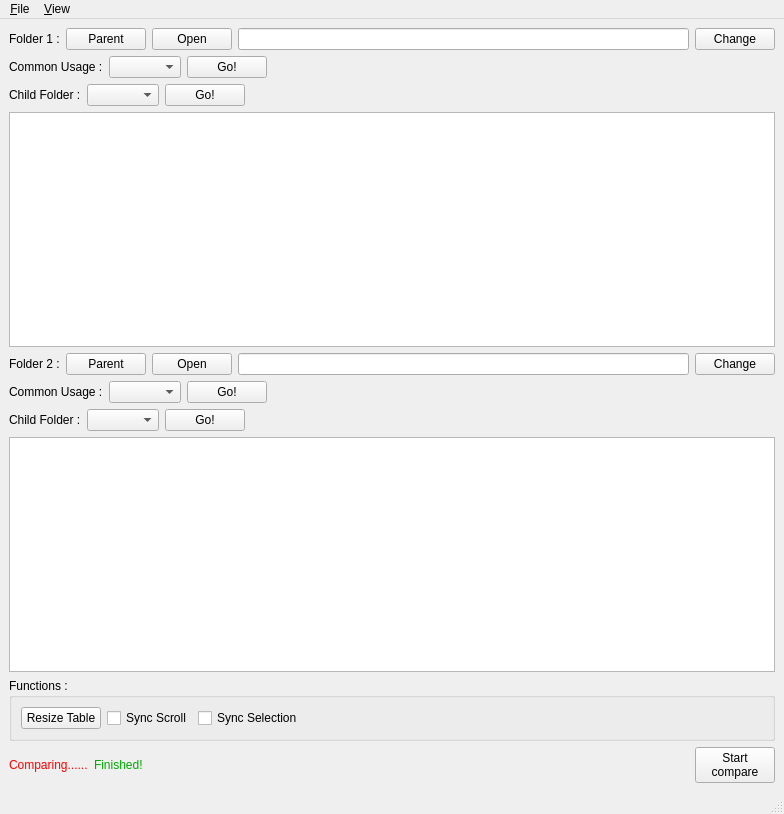
This is CDMainWindowNew.ui in liyiji/riderapmoc as Qt 5 draws it before an edit. The edited form follows.
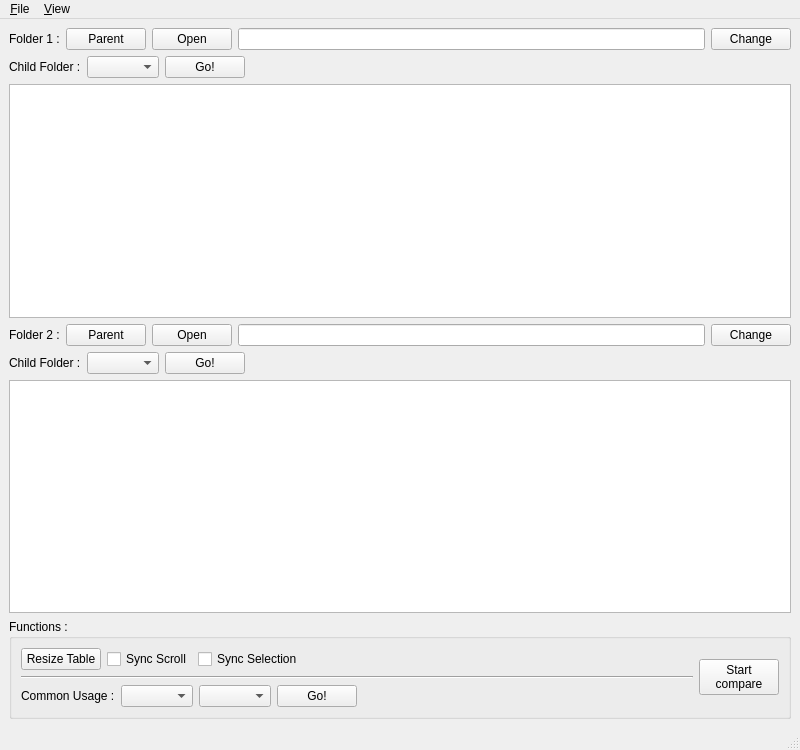
This is the edited form. Custom widgets are drawn as their Qt base class.

What changed in the file:
```diff
--- a/CDMainWindowNew.ui
+++ b/CDMainWindowNew.ui
@@ -6,8 +6,8 @@
    <rect>
     <x>0</x>
     <y>0</y>
-    <width>784</width>
-    <height>814</height>
+    <width>800</width>
+    <height>750</height>
    </rect>
   </property>
   <property name="windowTitle">
@@ -55,46 +55,6 @@
      </layout>
     </item>
     <item row="1" column="0">
-     <layout class="QHBoxLayout" name="horizontalLayout_6">
-      <item>
-       <widget class="QLabel" name="label_7">
-        <property name="sizePolicy">
-         <sizepolicy hsizetype="Fixed" vsizetype="Preferred">
-          <horstretch>0</horstretch>
-          <verstretch>0</verstretch>
-         </sizepolicy>
-        </property>
-        <property name="text">
-         <string>Common Usage :</string>
-        </property>
-       </widget>
-      </item>
-      <item>
-       <widget class="QComboBox" name="comboBox_3"/>
-      </item>
-      <item>
-       <widget class="QPushButton" name="pushButton_11">
-        <property name="text">
-         <string>Go!</string>
-        </property>
-       </widget>
-      </item>
-      <item>
-       <spacer name="horizontalSpacer_4">
-        <property name="orientation">
-         <enum>Qt::Horizontal</enum>
-        </property>
-        <property name="sizeHint" stdset="0">
-         <size>
-          <width>40</width>
-          <height>20</height>
-         </size>
-        </property>
-       </spacer>
-      </item>
-     </layout>
-    </item>
-    <item row="2" column="0">
      <layout class="QHBoxLayout" name="horizontalLayout_4">
       <item>
        <widget class="QLabel" name="label_5">
@@ -128,10 +88,10 @@
       </item>
      </layout>
     </item>
-    <item row="3" column="0">
+    <item row="2" column="0">
      <widget class="CDTableWidget" name="tableWidget"/>
     </item>
-    <item row="4" column="0">
+    <item row="3" column="0">
      <layout class="QHBoxLayout" name="horizontalLayout">
       <item>
        <widget class="QLabel" name="label_2">
@@ -170,47 +130,7 @@
       </item>
      </layout>
     </item>
-    <item row="5" column="0">
-     <layout class="QHBoxLayout" name="horizontalLayout_7">
-      <item>
-       <widget class="QLabel" name="label_8">
-        <property name="sizePolicy">
-         <sizepolicy hsizetype="Fixed" vsizetype="Preferred">
-          <horstretch>0</horstretch>
-          <verstretch>0</verstretch>
-         </sizepolicy>
-        </property>
-        <property name="text">
-         <string>Common Usage :</string>
-        </property>
-       </widget>
-      </item>
-      <item>
-       <widget class="QComboBox" name="comboBox_4"/>
-      </item>
-      <item>
-       <widget class="QPushButton" name="pushButton_12">
-        <property name="text">
-         <string>Go!</string>
-        </property>
-       </widget>
-      </item>
-      <item>
-       <spacer name="horizontalSpacer_6">
-        <property name="orientation">
-         <enum>Qt::Horizontal</enum>
-        </property>
-        <property name="sizeHint" stdset="0">
-         <size>
-          <width>40</width>
-          <height>20</height>
-         </size>
-        </property>
-       </spacer>
-      </item>
-     </layout>
-    </item>
-    <item row="6" column="0">
+    <item row="4" column="0">
      <layout class="QHBoxLayout" name="horizontalLayout_5">
       <item>
        <widget class="QLabel" name="label_6">
@@ -244,144 +164,92 @@
       </item>
      </layout>
     </item>
-    <item row="7" column="0">
+    <item row="5" column="0">
      <widget class="CDTableWidget" name="tableWidget_2"/>
     </item>
-    <item row="8" column="0">
+    <item row="6" column="0">
      <widget class="QGroupBox" name="groupBox">
       <property name="title">
        <string>Functions :</string>
       </property>
       <layout class="QGridLayout" name="gridLayout_2">
-       <item row="0" column="1">
+       <item row="0" column="0">
+        <layout class="QVBoxLayout" name="verticalLayout">
+         <item>
+          <layout class="QHBoxLayout" name="horizontalLayout_6">
+           <item>
+            <widget class="QPushButton" name="pushButton_6">
+             <property name="text">
+              <string>Resize Table</string>
+             </property>
+            </widget>
+           </item>
+           <item>
         <widget class="QCheckBox" name="checkBox">
          <property name="text">
           <string>Sync Scroll</string>
          </property>
         </widget>
        </item>
-       <item row="0" column="3">
-        <spacer name="horizontalSpacer_2">
-         <property name="orientation">
-          <enum>Qt::Horizontal</enum>
-         </property>
-         <property name="sizeHint" stdset="0">
-          <size>
-           <width>40</width>
-           <height>20</height>
-          </size>
-         </property>
-        </spacer>
-       </item>
-       <item row="0" column="2">
+           <item>
         <widget class="QCheckBox" name="checkBox_2">
          <property name="text">
           <string>Sync Selection</string>
          </property>
         </widget>
        </item>
-       <item row="0" column="0">
-        <widget class="QPushButton" name="pushButton_6">
-         <property name="text">
-          <string>Resize Table</string>
-         </property>
-        </widget>
-       </item>
-      </layout>
-     </widget>
-    </item>
-    <item row="9" column="0">
-     <layout class="QHBoxLayout" name="horizontalLayout_3">
+           <item>
+            <spacer name="horizontalSpacer_2">
+             <property name="orientation">
+              <enum>Qt::Horizontal</enum>
+             </property>
+             <property name="sizeHint" stdset="0">
+              <size>
+               <width>40</width>
+               <height>20</height>
+              </size>
+             </property>
+            </spacer>
+           </item>
+          </layout>
+         </item>
+         <item>
+          <widget class="Line" name="line">
+           <property name="orientation">
+            <enum>Qt::Horizontal</enum>
+           </property>
+          </widget>
+         </item>
       <item>
-       <widget class="QLabel" name="label_3">
-        <property name="palette">
-         <palette>
-          <active>
-           <colorrole role="WindowText">
-            <brush brushstyle="SolidPattern">
-             <color alpha="255">
-              <red>255</red>
-              <green>0</green>
-              <blue>0</blue>
-             </color>
-            </brush>
-           </colorrole>
-          </active>
-          <inactive>
-           <colorrole role="WindowText">
-            <brush brushstyle="SolidPattern">
-             <color alpha="255">
-              <red>255</red>
-              <green>0</green>
-              <blue>0</blue>
-             </color>
-            </brush>
-           </colorrole>
-          </inactive>
-          <disabled>
-           <colorrole role="WindowText">
-            <brush brushstyle="SolidPattern">
-             <color alpha="255">
-              <red>120</red>
-              <green>120</green>
-              <blue>120</blue>
-             </color>
-            </brush>
-           </colorrole>
-          </disabled>
-         </palette>
+          <layout class="QHBoxLayout" name="horizontalLayout_7">
+           <item>
+            <widget class="QLabel" name="label_7">
+             <property name="sizePolicy">
+              <sizepolicy hsizetype="Fixed" vsizetype="Preferred">
+               <horstretch>0</horstretch>
+               <verstretch>0</verstretch>
+              </sizepolicy>
         </property>
         <property name="text">
-         <string>Comparing......</string>
+              <string>Common Usage :</string>
         </property>
        </widget>
       </item>
       <item>
-       <widget class="QLabel" name="label_4">
-        <property name="palette">
-         <palette>
-          <active>
-           <colorrole role="WindowText">
-            <brush brushstyle="SolidPattern">
-             <color alpha="255">
-              <red>0</red>
-              <green>170</green>
-              <blue>0</blue>
-             </color>
-            </brush>
-           </colorrole>
-          </active>
-          <inactive>
-           <colorrole role="WindowText">
-            <brush brushstyle="SolidPattern">
-             <color alpha="255">
-              <red>0</red>
-              <green>170</green>
-              <blue>0</blue>
-             </color>
-            </brush>
-           </colorrole>
-          </inactive>
-          <disabled>
-           <colorrole role="WindowText">
-            <brush brushstyle="SolidPattern">
-             <color alpha="255">
-              <red>120</red>
-              <green>120</green>
-              <blue>120</blue>
-             </color>
-            </brush>
-           </colorrole>
-          </disabled>
-         </palette>
-        </property>
+            <widget class="QComboBox" name="comboBox_3"/>
+           </item>
+           <item>
+            <widget class="QComboBox" name="comboBox_4"/>
+           </item>
+           <item>
+            <widget class="QPushButton" name="pushButton_11">
         <property name="text">
-         <string>Finished!</string>
+              <string>Go!</string>
         </property>
        </widget>
       </item>
       <item>
-       <spacer name="horizontalSpacer">
+            <spacer name="horizontalSpacer_4">
         <property name="orientation">
          <enum>Qt::Horizontal</enum>
         </property>
@@ -393,7 +261,11 @@
         </property>
        </spacer>
       </item>
-      <item>
+          </layout>
+         </item>
+        </layout>
+       </item>
+       <item row="0" column="1">
        <widget class="QPushButton" name="pushButton">
         <property name="text">
          <string>Start
@@ -402,6 +274,7 @@
        </widget>
       </item>
      </layout>
+     </widget>
     </item>
    </layout>
   </widget>
@@ -410,7 +283,7 @@
     <rect>
      <x>0</x>
      <y>0</y>
-     <width>784</width>
+     <width>800</width>
      <height>23</height>
     </rect>
    </property>
```
Lines whose indentation alone changed are shown as unchanged.
